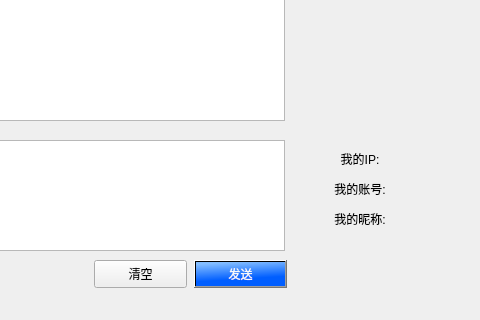
Before: the Qt Designer form ChatRoom/mainwindowchat.ui in AnsrM/Chat-Project, drawn with Qt 5; both pictures show x 176 to 656 and y 260 to 580 of the 752 by 580 pixel window.
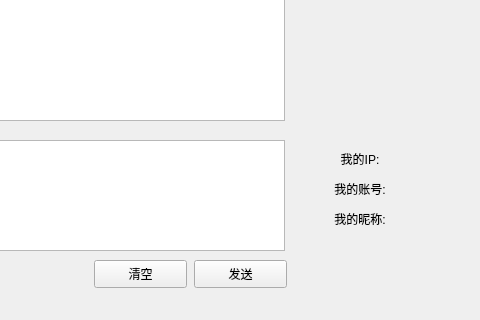
After: the same form once the commit is applied. Icons and pictures are not drawn.

```diff
--- a/ChatRoom/mainwindowchat.ui
+++ b/ChatRoom/mainwindowchat.ui
@@ -115,15 +115,6 @@
      <height>28</height>
     </rect>
    </property>
-   <property name="font">
-    <font>
-     <family>幼圆</family>
-    </font>
-   </property>
-   <property name="styleSheet">
-    <string notr="true">background-color: qlineargradient(spread:pad, x1:0.670455, y1:1, x2:0.443, y2:0, stop:0.3125 rgba(0, 94, 255, 255), stop:1 rgba(131, 189, 255, 255));
-color: rgb(249, 249, 249);</string>
-   </property>
    <property name="text">
     <string>发送</string>
    </property>
```
Left out of the diff: 7 changed lines with no effect on the pictures.
